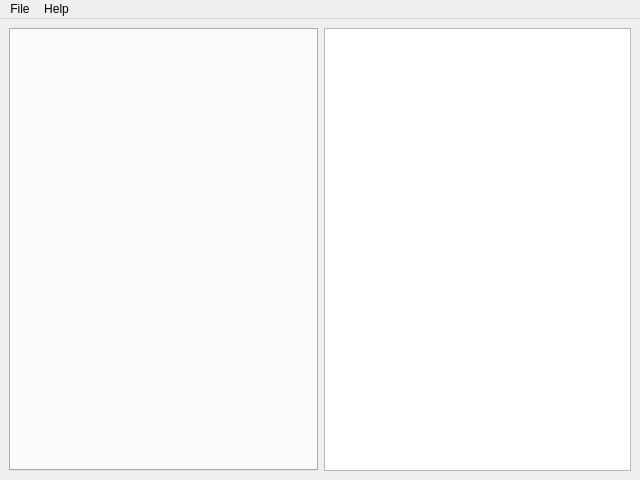
This is apps/robot-map-gui/gui/CMainWindow.ui in MRPT/mrpt as Qt 5 draws it before an edit. The edited form follows.
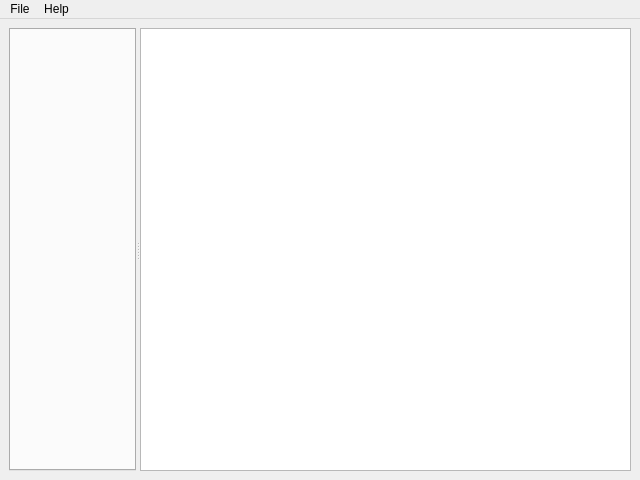
This is the edited form.

Commit message: robot-map-gui: fixed bugs, added view poses and sensory frames

```diff
--- a/apps/robot-map-gui/gui/CMainWindow.ui
+++ b/apps/robot-map-gui/gui/CMainWindow.ui
@@ -14,29 +14,15 @@
    <string>Main Window</string>
   </property>
   <widget class="QWidget" name="centralwidget">
-   <layout class="QHBoxLayout" name="horizontalLayout">
+   <layout class="QVBoxLayout" name="verticalLayout">
     <item>
-     <layout class="QHBoxLayout" name="horizontalLayout_2">
-      <item>
-       <widget class="QTabWidget" name="m_tabWidget"/>
-      </item>
-      <item>
-       <widget class="QTableView" name="m_tableView">
-        <property name="minimumSize">
-         <size>
-          <width>307</width>
-          <height>0</height>
-         </size>
-        </property>
-        <property name="maximumSize">
-         <size>
-          <width>307</width>
-          <height>16777215</height>
-         </size>
-        </property>
-       </widget>
-      </item>
-     </layout>
+     <widget class="QSplitter" name="splitter">
+      <property name="orientation">
+       <enum>Qt::Horizontal</enum>
+      </property>
+      <widget class="QTabWidget" name="m_tabWidget"/>
+      <widget class="QTreeView" name="m_treeView"/>
+     </widget>
     </item>
    </layout>
   </widget>
```
The commit also changes 13 other files.
